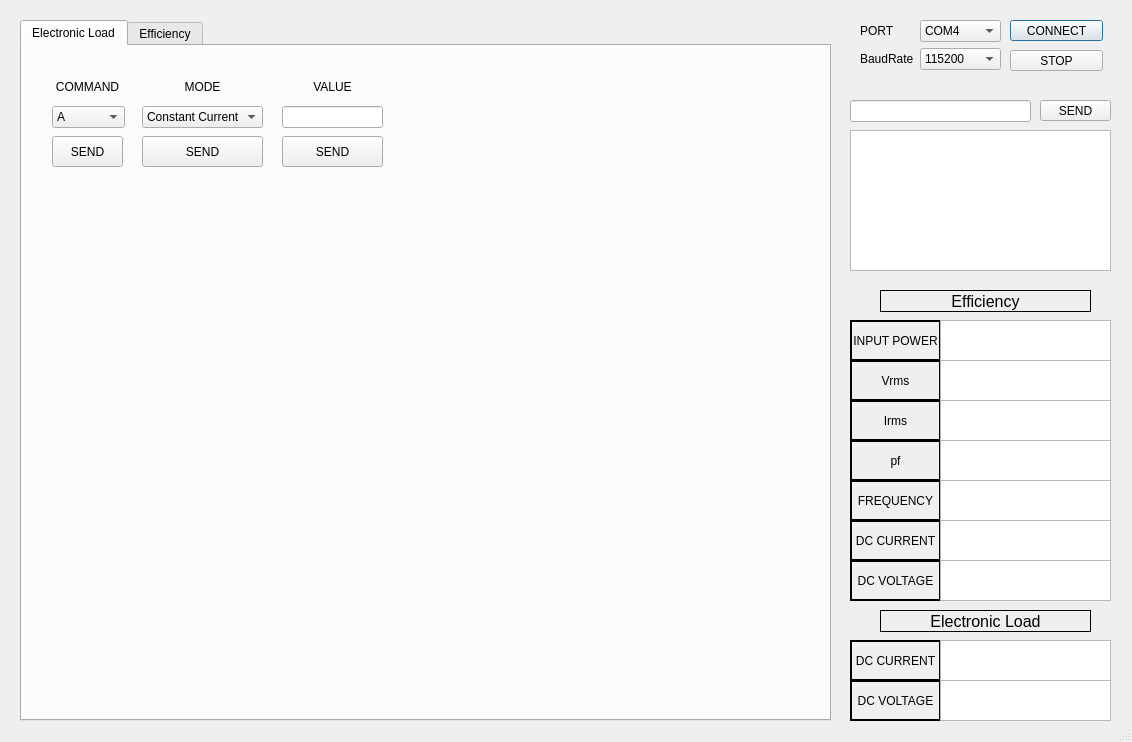
The window that electronic_load_last.ui (erenakyol09/electricLoad_efficiency) describes before a commit, drawn with Qt 5.
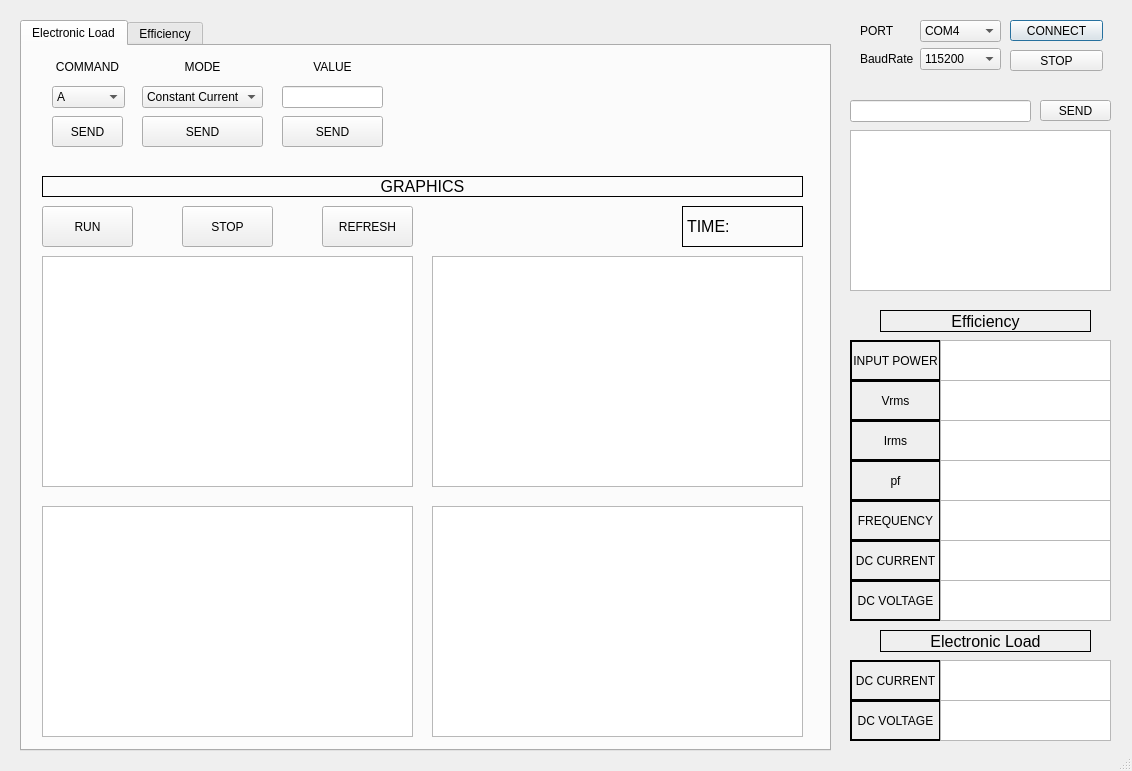
The same window after the commit.

What changed in the file:
```diff
--- a/electronic_load_last.ui
+++ b/electronic_load_last.ui
@@ -7,7 +7,7 @@
     <x>0</x>
     <y>0</y>
     <width>1132</width>
-    <height>742</height>
+    <height>771</height>
    </rect>
   </property>
   <property name="windowTitle">
@@ -48,7 +48,7 @@
      <x>860</x>
      <y>20</y>
      <width>141</width>
-     <height>61</height>
+     <height>71</height>
     </rect>
    </property>
    <layout class="QFormLayout" name="formLayout">
@@ -132,7 +132,7 @@
      <x>850</x>
      <y>130</y>
      <width>261</width>
-     <height>141</height>
+     <height>161</height>
     </rect>
    </property>
   </widget>
@@ -163,7 +163,7 @@
    <property name="geometry">
     <rect>
      <x>850</x>
-     <y>520</y>
+     <y>540</y>
      <width>91</width>
      <height>41</height>
     </rect>
@@ -182,7 +182,7 @@
    <property name="geometry">
     <rect>
      <x>850</x>
-     <y>560</y>
+     <y>580</y>
      <width>91</width>
      <height>41</height>
     </rect>
@@ -201,7 +201,7 @@
    <property name="geometry">
     <rect>
      <x>880</x>
-     <y>290</y>
+     <y>310</y>
      <width>211</width>
      <height>22</height>
     </rect>
@@ -225,7 +225,7 @@
    <property name="geometry">
     <rect>
      <x>850</x>
-     <y>320</y>
+     <y>340</y>
      <width>91</width>
      <height>41</height>
     </rect>
@@ -244,7 +244,7 @@
    <property name="geometry">
     <rect>
      <x>850</x>
-     <y>360</y>
+     <y>380</y>
      <width>91</width>
      <height>41</height>
     </rect>
@@ -263,7 +263,7 @@
    <property name="geometry">
     <rect>
      <x>850</x>
-     <y>400</y>
+     <y>420</y>
      <width>91</width>
      <height>41</height>
     </rect>
@@ -282,7 +282,7 @@
    <property name="geometry">
     <rect>
      <x>850</x>
-     <y>440</y>
+     <y>460</y>
      <width>91</width>
      <height>41</height>
     </rect>
@@ -301,7 +301,7 @@
    <property name="geometry">
     <rect>
      <x>850</x>
-     <y>480</y>
+     <y>500</y>
      <width>91</width>
      <height>41</height>
     </rect>
@@ -320,7 +320,7 @@
    <property name="geometry">
     <rect>
      <x>940</x>
-     <y>520</y>
+     <y>540</y>
      <width>171</width>
      <height>41</height>
     </rect>
@@ -348,7 +348,7 @@
    <property name="geometry">
     <rect>
      <x>940</x>
-     <y>560</y>
+     <y>580</y>
      <width>171</width>
      <height>41</height>
     </rect>
@@ -365,7 +365,7 @@
    <property name="geometry">
     <rect>
      <x>940</x>
-     <y>320</y>
+     <y>340</y>
      <width>171</width>
      <height>41</height>
     </rect>
@@ -382,7 +382,7 @@
    <property name="geometry">
     <rect>
      <x>940</x>
-     <y>360</y>
+     <y>380</y>
      <width>171</width>
      <height>41</height>
     </rect>
@@ -399,7 +399,7 @@
    <property name="geometry">
     <rect>
      <x>940</x>
-     <y>400</y>
+     <y>420</y>
      <width>171</width>
      <height>41</height>
     </rect>
@@ -416,7 +416,7 @@
    <property name="geometry">
     <rect>
      <x>940</x>
-     <y>440</y>
+     <y>460</y>
      <width>171</width>
      <height>41</height>
     </rect>
@@ -433,7 +433,7 @@
    <property name="geometry">
     <rect>
      <x>940</x>
-     <y>480</y>
+     <y>500</y>
      <width>171</width>
      <height>41</height>
     </rect>
@@ -450,7 +450,7 @@
    <property name="geometry">
     <rect>
      <x>850</x>
-     <y>640</y>
+     <y>660</y>
      <width>91</width>
      <height>41</height>
     </rect>
@@ -469,7 +469,7 @@
    <property name="geometry">
     <rect>
      <x>850</x>
-     <y>680</y>
+     <y>700</y>
      <width>91</width>
      <height>41</height>
     </rect>
@@ -488,7 +488,7 @@
    <property name="geometry">
     <rect>
      <x>940</x>
-     <y>680</y>
+     <y>700</y>
      <width>171</width>
      <height>41</height>
     </rect>
@@ -505,7 +505,7 @@
    <property name="geometry">
     <rect>
      <x>880</x>
-     <y>610</y>
+     <y>630</y>
      <width>211</width>
      <height>22</height>
     </rect>
@@ -529,7 +529,7 @@
    <property name="geometry">
     <rect>
      <x>940</x>
-     <y>640</y>
+     <y>660</y>
      <width>171</width>
      <height>41</height>
     </rect>
@@ -559,7 +559,7 @@
      <x>20</x>
      <y>20</y>
      <width>811</width>
-     <height>701</height>
+     <height>731</height>
     </rect>
    </property>
    <property name="currentIndex">
@@ -573,7 +573,7 @@
      <property name="geometry">
       <rect>
        <x>30</x>
-       <y>90</y>
+       <y>70</y>
        <width>71</width>
        <height>31</height>
       </rect>
@@ -586,7 +586,7 @@
      <property name="geometry">
       <rect>
        <x>30</x>
-       <y>60</y>
+       <y>40</y>
        <width>73</width>
        <height>22</height>
       </rect>
@@ -611,7 +611,7 @@
      <property name="geometry">
       <rect>
        <x>30</x>
-       <y>30</y>
+       <y>10</y>
        <width>71</width>
        <height>22</height>
       </rect>
@@ -627,7 +627,7 @@
      <property name="geometry">
       <rect>
        <x>120</x>
-       <y>60</y>
+       <y>40</y>
        <width>121</width>
        <height>22</height>
       </rect>
@@ -657,7 +657,7 @@
      <property name="geometry">
       <rect>
        <x>120</x>
-       <y>30</y>
+       <y>10</y>
        <width>121</width>
        <height>22</height>
       </rect>
@@ -673,17 +673,20 @@
      <property name="geometry">
       <rect>
        <x>260</x>
-       <y>60</y>
+       <y>40</y>
        <width>101</width>
        <height>22</height>
       </rect>
      </property>
+     <property name="alignment">
+      <set>Qt::AlignCenter</set>
+     </property>
     </widget>
     <widget class="QLabel" name="label_7">
      <property name="geometry">
       <rect>
        <x>260</x>
-       <y>30</y>
+       <y>10</y>
        <width>101</width>
        <height>22</height>
       </rect>
@@ -699,7 +702,7 @@
      <property name="geometry">
       <rect>
        <x>120</x>
-       <y>90</y>
+       <y>70</y>
        <width>121</width>
        <height>31</height>
       </rect>
@@ -712,7 +715,7 @@
      <property name="geometry">
       <rect>
        <x>260</x>
-       <y>90</y>
+       <y>70</y>
        <width>101</width>
        <height>31</height>
       </rect>
@@ -721,6 +724,133 @@
       <string>SEND</string>
      </property>
     </widget>
+    <widget class="QLabel" name="label_32">
+     <property name="geometry">
+      <rect>
+       <x>20</x>
+       <y>130</y>
+       <width>761</width>
+       <height>21</height>
+      </rect>
+     </property>
+     <property name="font">
+      <font>
+       <pointsize>12</pointsize>
+      </font>
+     </property>
+     <property name="frameShape">
+      <enum>QFrame::Box</enum>
+     </property>
+     <property name="text">
+      <string>GRAPHICS</string>
+     </property>
+     <property name="alignment">
+      <set>Qt::AlignCenter</set>
+     </property>
+    </widget>
+    <widget class="QGraphicsView" name="Voltage_Time">
+     <property name="geometry">
+      <rect>
+       <x>410</x>
+       <y>210</y>
+       <width>371</width>
+       <height>231</height>
+      </rect>
+     </property>
+    </widget>
+    <widget class="QGraphicsView" name="Current_Voltgae">
+     <property name="geometry">
+      <rect>
+       <x>20</x>
+       <y>210</y>
+       <width>371</width>
+       <height>231</height>
+      </rect>
+     </property>
+    </widget>
+    <widget class="QGraphicsView" name="Power_Time">
+     <property name="geometry">
+      <rect>
+       <x>410</x>
+       <y>460</y>
+       <width>371</width>
+       <height>231</height>
+      </rect>
+     </property>
+    </widget>
+    <widget class="QGraphicsView" name="Current_Time">
+     <property name="geometry">
+      <rect>
+       <x>20</x>
+       <y>460</y>
+       <width>371</width>
+       <height>231</height>
+      </rect>
+     </property>
+    </widget>
+    <widget class="QLabel" name="label_34">
+     <property name="geometry">
+      <rect>
+       <x>660</x>
+       <y>160</y>
+       <width>121</width>
+       <height>41</height>
+      </rect>
+     </property>
+     <property name="font">
+      <font>
+       <pointsize>12</pointsize>
+      </font>
+     </property>
+     <property name="frameShape">
+      <enum>QFrame::Box</enum>
+     </property>
+     <property name="text">
+      <string>TIME:</string>
+     </property>
+     <property name="alignment">
+      <set>Qt::AlignLeading|Qt::AlignLeft|Qt::AlignVCenter</set>
+     </property>
+    </widget>
+    <widget class="QPushButton" name="pushButton_10">
+     <property name="geometry">
+      <rect>
+       <x>20</x>
+       <y>160</y>
+       <width>91</width>
+       <height>41</height>
+      </rect>
+     </property>
+     <property name="text">
+      <string>RUN</string>
+     </property>
+    </widget>
+    <widget class="QPushButton" name="pushButton_11">
+     <property name="geometry">
+      <rect>
+       <x>160</x>
+       <y>160</y>
+       <width>91</width>
+       <height>41</height>
+      </rect>
+     </property>
+     <property name="text">
+      <string>STOP</string>
+     </property>
+    </widget>
+    <widget class="QPushButton" name="pushButton_12">
+     <property name="geometry">
+      <rect>
+       <x>300</x>
+       <y>160</y>
+       <width>91</width>
+       <height>41</height>
+      </rect>
+     </property>
+     <property name="text">
+      <string>REFRESH</string>
+     </property>
+    </widget>
    </widget>
    <widget class="QWidget" name="tab_2">
     <attribute name="title">
```
Left out of the diff: 14 changed lines with no effect on the pictures.
